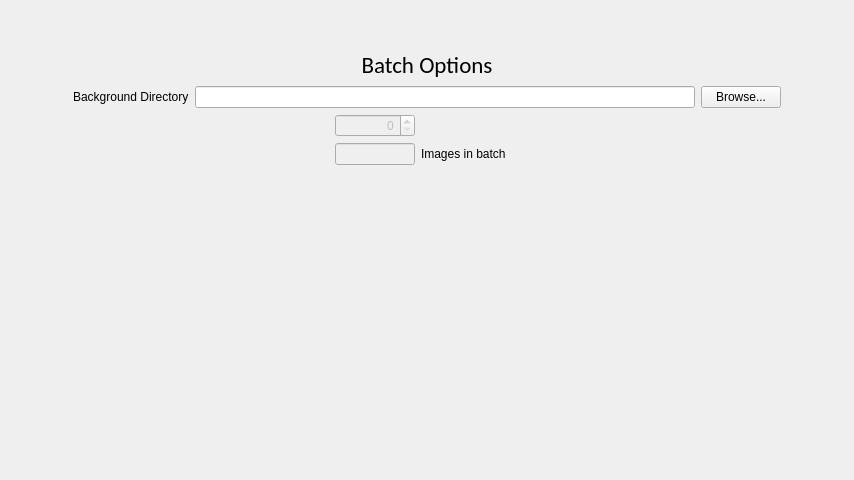
This is ImageWizard/batchoptions.ui in coltoncandy/Image-Generator-Wizard as Qt 5 draws it before an edit. The edited form follows.
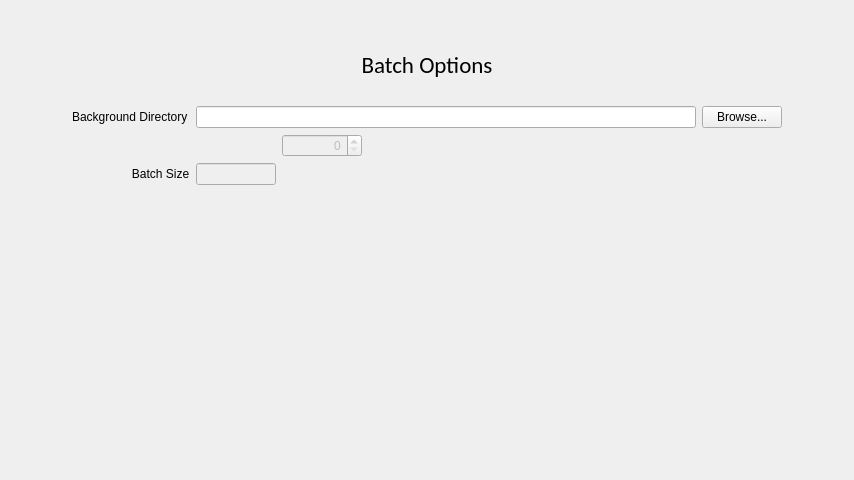
This is the edited form.

Commit message: Changed naming to batch size, set text to the left of QlineEdit, and moved to the left to match background directory.

```diff
--- a/ImageWizard/batchoptions.ui
+++ b/ImageWizard/batchoptions.ui
@@ -49,6 +49,19 @@
      </property>
     </widget>
    </item>
+   <item>
+    <spacer name="horizontalSpacer_3">
+     <property name="orientation">
+      <enum>Qt::Horizontal</enum>
+     </property>
+     <property name="sizeHint" stdset="0">
+      <size>
+       <width>40</width>
+       <height>20</height>
+      </size>
+     </property>
+    </spacer>
+   </item>
    <item>
     <layout class="QGridLayout" name="gridLayout">
      <item row="0" column="0">
@@ -126,17 +139,17 @@
        </property>
       </widget>
      </item>
-     <item row="3" column="4">
+     <item row="3" column="1">
       <widget class="QLabel" name="batchSizeLbl">
        <property name="text">
-        <string>Images in batch</string>
+        <string>                  Batch Size</string>
        </property>
        <property name="alignment">
         <set>Qt::AlignLeading|Qt::AlignLeft|Qt::AlignVCenter</set>
        </property>
       </widget>
      </item>
-     <item row="3" column="3">
+     <item row="3" column="2">
       <widget class="QLineEdit" name="batchSize">
        <property name="enabled">
         <bool>false</bool>
```
